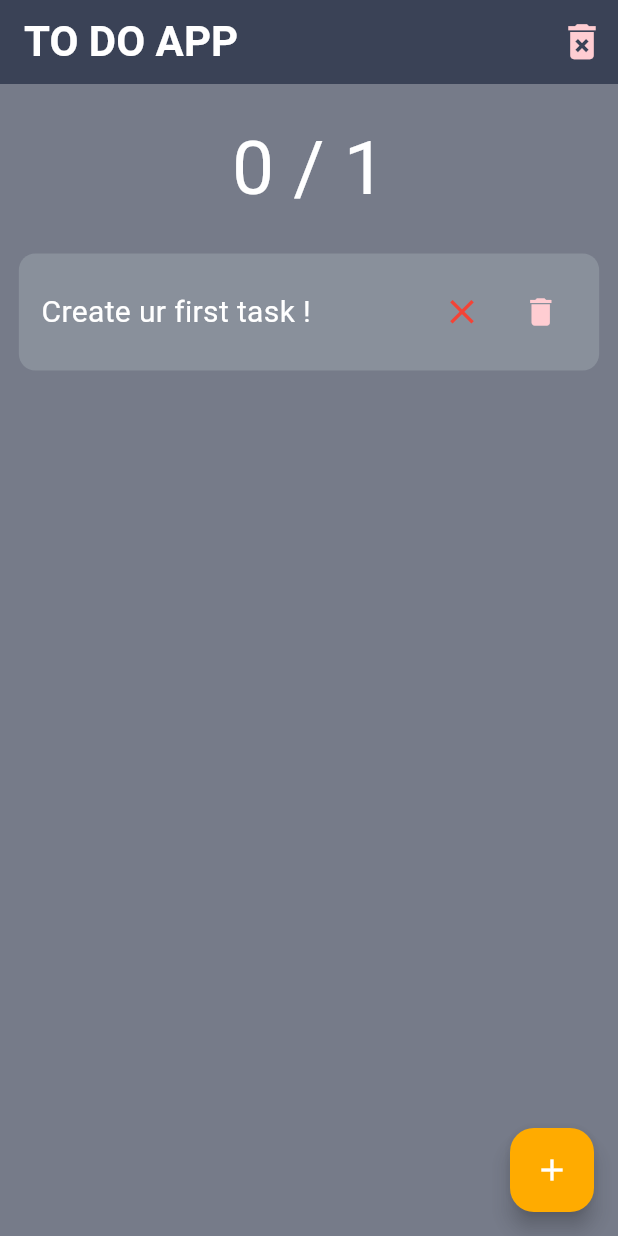
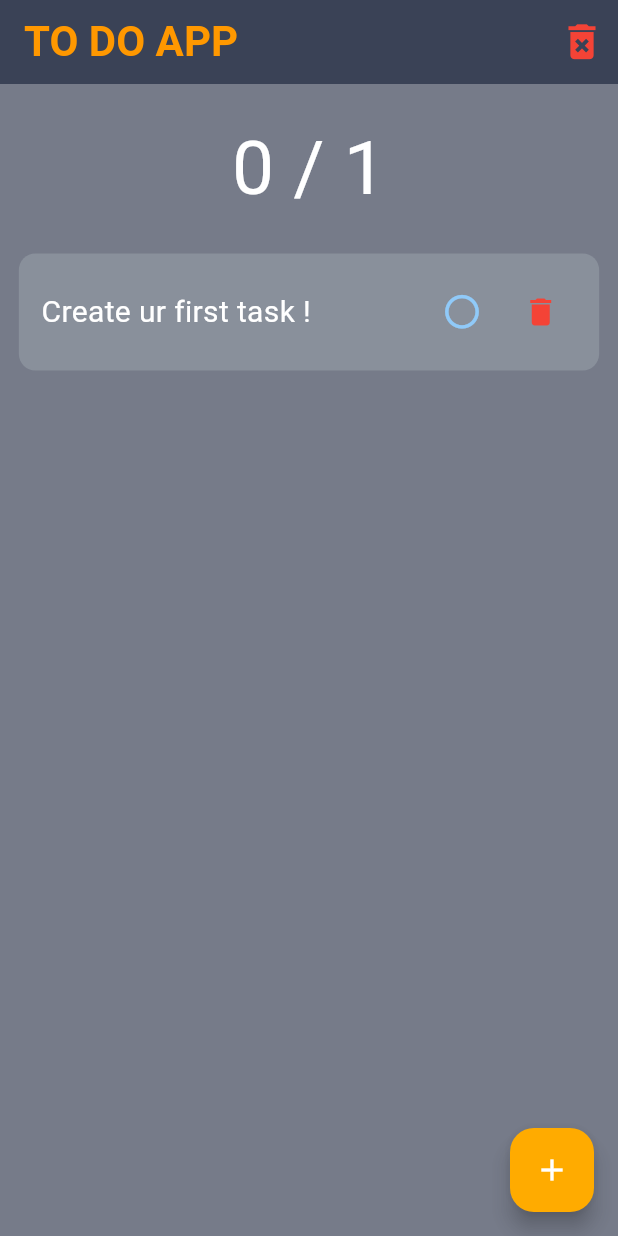
Before and after one commit to iiOsamaAhmed/To_Do_App, a Flutter app: the screen it shows after launch, on a phone screen of 412 x 824 dp. Run offline on Flutter 3.47's test engine with Material 3 defaults, Android fonts, the phone set to English and light mode, and no system bars.

Commit message:
adding some comments

```diff
--- a/lib/main.dart
+++ b/lib/main.dart
@@ -2,6 +2,7 @@ import 'package:flutter/material.dart';
 import 'package:to_do_app/widgets/counter.dart';
 import 'package:to_do_app/widgets/todo_card.dart';
 
+// class for task(todo-card)
 class Task {
   String title;
   bool status;
@@ -34,26 +35,30 @@ class ToDoApp extends StatefulWidget {
 
 class _ToDoAppState extends State<ToDoApp> {
   String taskText = "";
+
+  // create controll to get the text from textfield
   final myController = TextEditingController();
 
-  List mycolors = [100, 500, 900];
-
+  // List of todos
   List allTasks = [
     Task(title: "Create ur first task !", status: false),
   ];
 
+  // to remove todo when click on 'delete' button
   deleteTask(int taskIndex) {
     setState(() {
       allTasks.remove(allTasks[taskIndex]);
     });
   }
 
+  // to change todo status (completed or not) when click on todo widget
   changeStatus(int taskIndex) {
     setState(() {
       allTasks[taskIndex].status = !allTasks[taskIndex].status;
     });
   }
 
+  // to check how many todos are done for the counter
   int checkDone() {
     int howManyDone = 0;
     allTasks.forEach((item) {
@@ -64,6 +69,7 @@ class _ToDoAppState extends State<ToDoApp> {
     return howManyDone;
   }
 
+  // to add new task when after clicking on the floating action button and then 'add task' button
   addNewTask() {
     setState(() {
       allTasks.add(Task(title: myController.text, status: false));
@@ -121,7 +127,9 @@ class _ToDoAppState extends State<ToDoApp> {
           title: Text(
             "TO DO APP",
             style: TextStyle(
-                color: Colors.white, fontSize: 28, fontWeight: FontWeight.w600),
+                color: Colors.orange,
+                fontSize: 28,
+                fontWeight: FontWeight.w600),
           ),
           elevation: 0,
           actions: [
@@ -133,7 +141,7 @@ class _ToDoAppState extends State<ToDoApp> {
                 },
                 icon: Icon(
                   Icons.delete_forever,
-                  color: Colors.red[100],
+                  color: Colors.red[500],
                   size: 31,
                 ))
           ],
@@ -156,11 +164,13 @@ class _ToDoAppState extends State<ToDoApp> {
                         return Column(
                           children: [
                             TodoCard(
+                                // here we pass info to create the todo_card widget from "todo_card.dart"
                                 varTitle: allTasks[index].title,
                                 varStatus: allTasks[index].status,
                                 myFunc: changeStatus,
                                 xTaskIndex: index,
-                                delete: deleteTask)
+                                delete: deleteTask
+                                )
                             // ...allTasks
                             //     .map((item) => TodoCard(
                             //         varTitle: item.title, varStatus: item.status))
@@ -170,7 +180,9 @@ class _ToDoAppState extends State<ToDoApp> {
                       }),
                 )
               ]),
-            )));
+            )
+            )
+    );
   }
 }
 
--- a/lib/widgets/counter.dart
+++ b/lib/widgets/counter.dart
@@ -8,7 +8,7 @@ class Counter extends StatelessWidget {
 
   @override
   Widget build(BuildContext context) {
-    return Text("${doneTasksNum} / ${allTasksNum}",
+    return Text("$doneTasksNum / $allTasksNum",
         style: TextStyle (
           color: doneTasksNum == allTasksNum ? Colors.greenAccent[200] : Colors.white,
           // color: Colors.greenAccent[200],
--- a/lib/widgets/todo_card.dart
+++ b/lib/widgets/todo_card.dart
@@ -40,8 +40,8 @@ class TodoCard extends StatelessWidget {
               children: [
                 Icon(
                   // Icons.done,
-                  varStatus ? Icons.done : Icons.close,
-                  color: varStatus ? Colors.green : Colors.red,
+                  varStatus ? Icons.check_circle_sharp : Icons.circle_outlined,
+                  color: varStatus ? Colors.green : Colors.blue[200],
                   size: 27,
                 ),
                 SizedBox(
@@ -52,7 +52,7 @@ class TodoCard extends StatelessWidget {
                     delete(xTaskIndex);
                   },
                   icon: Icon(Icons.delete),
-                  color: Colors.red[100],
+                  color: Colors.red[500],
                 )
               ],
             )
```
